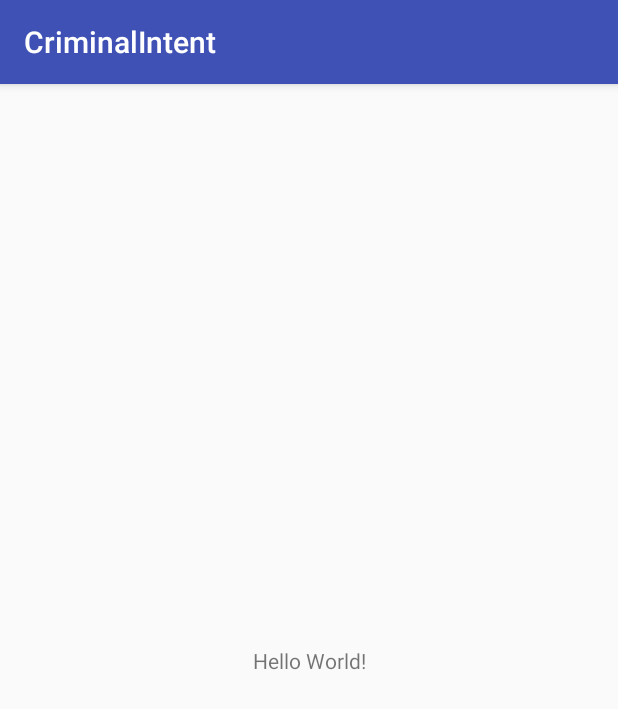
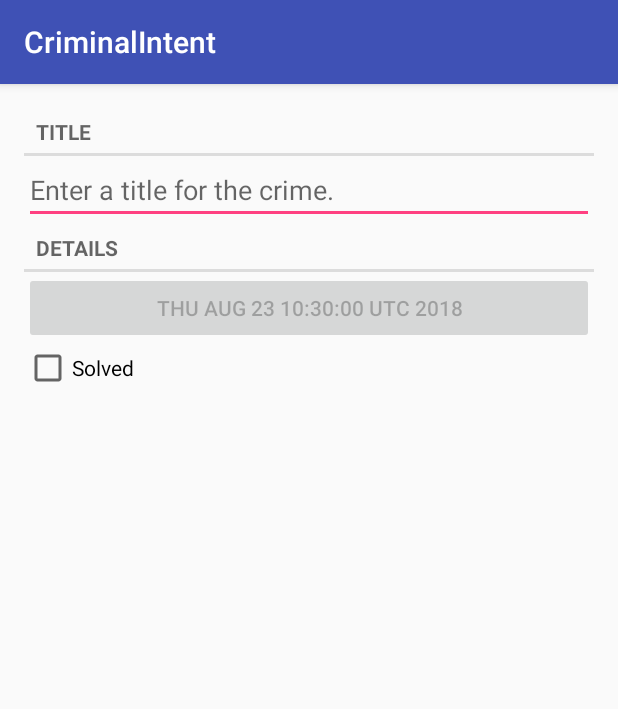
Before and after one commit to CoderLeechou/AndroidProgramming, an Android app: the screen it shows after launch (CrimeActivity), on a phone screen of 412 x 824 dp. Shown: the top 709 px of the screen. Run offline under Robolectric (Android 15) with nearby library versions, the phone set to English and light mode, and no system bars.

Commit message:
添加CrimeFragment碎片

```diff
--- /dev/null
+++ b/CriminalIntent/app/src/main/java/com/lzwap/android/criminalintent/Crime.java
@@ -0,0 +1,45 @@
+package com.lzwap.android.criminalintent;
+
+import java.util.Date;
+import java.util.UUID;
+
+public class Crime {
+
+    private UUID mId;
+    private String mTitle;
+    private Date mDate;
+    private boolean mSolved;
+
+    public Crime() {
+        mId = UUID.randomUUID();
+        mDate = new Date();
+    }
+
+    public UUID getId() {
+        return mId;
+    }
+
+    public String getTitle() {
+        return mTitle;
+    }
+
+    public void setTitle(String title) {
+        mTitle = title;
+    }
+
+    public Date getDate() {
+        return mDate;
+    }
+
+    public void setDate(Date date) {
+        mDate = date;
+    }
+
+    public boolean isSolved() {
+        return mSolved;
+    }
+
+    public void setSolved(boolean solved) {
+        mSolved = solved;
+    }
+}
--- a/CriminalIntent/app/src/main/java/com/lzwap/android/criminalintent/CrimeActivity.java
+++ b/CriminalIntent/app/src/main/java/com/lzwap/android/criminalintent/CrimeActivity.java
@@ -1,5 +1,7 @@
 package com.lzwap.android.criminalintent;
 
+import android.support.v4.app.Fragment;
+import android.support.v4.app.FragmentManager;
 import android.support.v7.app.AppCompatActivity;
 import android.os.Bundle;
 
@@ -9,5 +11,15 @@
     protected void onCreate(Bundle savedInstanceState) {
         super.onCreate(savedInstanceState);
         setContentView(R.layout.activity_crime);
+
+        FragmentManager fm = getSupportFragmentManager();
+        Fragment fragment = fm.findFragmentById(R.id.fragment_container);
+
+        if (fragment == null) {
+            fragment = new CrimeFragment();
+            fm.beginTransaction()
+                    .add(R.id.fragment_container, fragment)
+                    .commit();
+        }
     }
 }
--- /dev/null
+++ b/CriminalIntent/app/src/main/java/com/lzwap/android/criminalintent/CrimeFragment.java
@@ -0,0 +1,70 @@
+package com.lzwap.android.criminalintent;
+
+import android.os.Bundle;
+import android.support.annotation.NonNull;
+import android.support.annotation.Nullable;
+import android.support.v4.app.Fragment;
+import android.text.Editable;
+import android.text.TextWatcher;
+import android.view.LayoutInflater;
+import android.view.View;
+import android.view.ViewGroup;
+import android.widget.Button;
+import android.widget.CheckBox;
+import android.widget.CompoundButton;
+import android.widget.EditText;
+
+import static android.widget.CompoundButton.*;
+
+public class CrimeFragment extends Fragment {
+
+    private Crime mCrime;
+    private EditText mTitleField;
+    private Button mDateButton;
+    private CheckBox mSolvedCheckBox;
+
+    @Override
+    public void onCreate(@Nullable Bundle savedInstanceState) {
+        super.onCreate(savedInstanceState);
+        mCrime = new Crime();
+    }
+
+    @Nullable
+    @Override
+    public View onCreateView(@NonNull LayoutInflater inflater, @Nullable ViewGroup container,
+                             @Nullable Bundle savedInstanceState) {
+        View v = inflater.inflate(R.layout.fragment_crime, container, false);
+
+        mTitleField = (EditText) v.findViewById(R.id.crime_title);
+        mTitleField.addTextChangedListener(new TextWatcher() {
+            @Override
+            public void beforeTextChanged(CharSequence charSequence, int i, int i1, int i2) {
+                //This space intentionally left blank
+            }
+
+            @Override
+            public void onTextChanged(CharSequence charSequence, int i, int i1, int i2) {
+                mCrime.setTitle(charSequence.toString());
+            }
+
+            @Override
+            public void afterTextChanged(Editable editable) {
+                //This one too
+            }
+        });
+
+        mDateButton = (Button) v.findViewById(R.id.crime_date);
+        mDateButton.setText(mCrime.getDate().toString());
+        mDateButton.setEnabled(false);
+
+        mSolvedCheckBox = (CheckBox) v.findViewById(R.id.crime_solved);
+        mSolvedCheckBox.setOnCheckedChangeListener(new OnCheckedChangeListener() {
+            @Override
+            public void onCheckedChanged(CompoundButton compoundButton, boolean b) {
+                mCrime.setSolved(b);
+            }
+        });
+
+        return v;
+    }
+}
--- a/CriminalIntent/app/src/main/res/layout/activity_crime.xml
+++ b/CriminalIntent/app/src/main/res/layout/activity_crime.xml
@@ -1,18 +1,6 @@
 <?xml version="1.0" encoding="utf-8"?>
-<android.support.constraint.ConstraintLayout xmlns:android="http://schemas.android.com/apk/res/android"
-    xmlns:app="http://schemas.android.com/apk/res-auto"
-    xmlns:tools="http://schemas.android.com/tools"
+<FrameLayout
+    xmlns:android="http://schemas.android.com/apk/res/android"
+    android:id="@+id/fragment_container"
     android:layout_width="match_parent"
-    android:layout_height="match_parent"
-    tools:context=".CrimeActivity">
-
-    <TextView
-        android:layout_width="wrap_content"
-        android:layout_height="wrap_content"
-        android:text="Hello World!"
-        app:layout_constraintBottom_toBottomOf="parent"
-        app:layout_constraintLeft_toLeftOf="parent"
-        app:layout_constraintRight_toRightOf="parent"
-        app:layout_constraintTop_toTopOf="parent" />
-
-</android.support.constraint.ConstraintLayout>
+    android:layout_height="match_parent"/>
--- /dev/null
+++ b/CriminalIntent/app/src/main/res/layout/fragment_crime.xml
@@ -0,0 +1,37 @@
+<?xml version="1.0" encoding="utf-8"?>
+<LinearLayout xmlns:android="http://schemas.android.com/apk/res/android"
+    android:layout_width="match_parent"
+    android:layout_height="match_parent"
+    android:layout_margin="16dp"
+    android:orientation="vertical">
+
+    <TextView
+        style="?android:listSeparatorTextViewStyle"
+        android:layout_width="match_parent"
+        android:layout_height="wrap_content"
+        android:text="@string/crime_title_label"/>
+
+    <EditText
+        android:id="@+id/crime_title"
+        android:layout_width="match_parent"
+        android:layout_height="wrap_content"
+        android:hint="@string/crime_title_hint"/>
+
+    <TextView
+        style="?android:listSeparatorTextViewStyle"
+        android:layout_width="match_parent"
+        android:layout_height="wrap_content"
+        android:text="@string/crime_details_label"/>
+
+    <Button
+        android:id="@+id/crime_date"
+        android:layout_width="match_parent"
+        android:layout_height="wrap_content" />
+
+    <CheckBox
+        android:id="@+id/crime_solved"
+        android:layout_width="match_parent"
+        android:layout_height="wrap_content"
+        android:text="@string/crime_solved_label"/>
+
+</LinearLayout>
--- a/CriminalIntent/app/src/main/res/values/strings.xml
+++ b/CriminalIntent/app/src/main/res/values/strings.xml
@@ -1,3 +1,7 @@
 <resources>
     <string name="app_name">CriminalIntent</string>
+    <string name="crime_title_hint">Enter a title for the crime.</string>
+    <string name="crime_title_label">Title</string>
+    <string name="crime_details_label">Details</string>
+    <string name="crime_solved_label">Solved</string>
 </resources>
```
